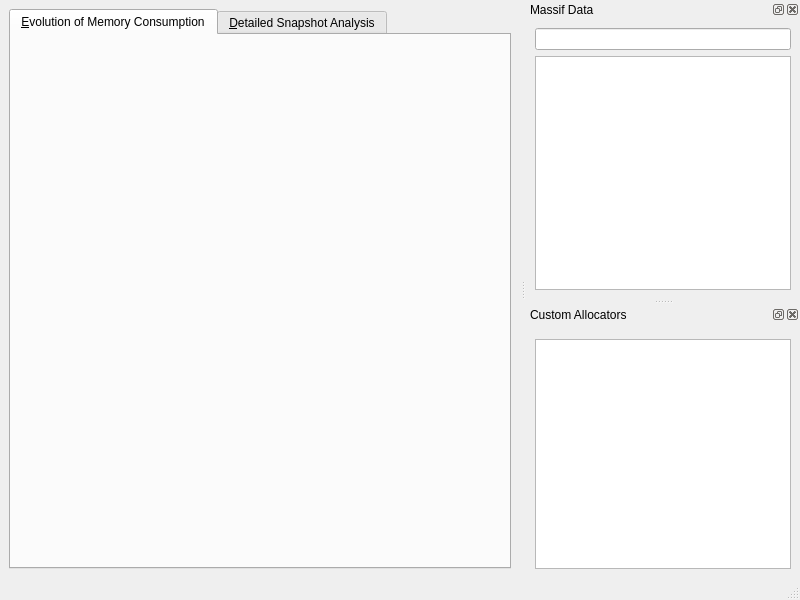
KDE/massif-visualizer, file app/mainwindow.ui: the form before one commit.
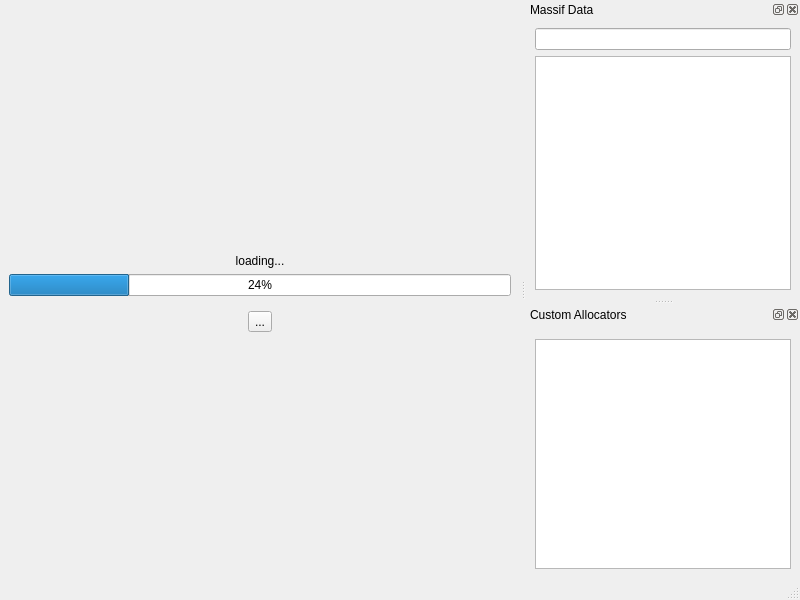
The form after the commit. The open tabs and pages were chosen to show the change. Custom widgets are drawn as their Qt base class.

The edit to the form file:
```diff
--- a/app/mainwindow.ui
+++ b/app/mainwindow.ui
@@ -94,6 +94,72 @@
         </item>
        </layout>
       </widget>
+      <widget class="QWidget" name="loadingPage">
+       <layout class="QVBoxLayout" name="verticalLayout_8">
+        <item>
+         <spacer name="verticalSpacer_3">
+          <property name="orientation">
+           <enum>Qt::Vertical</enum>
+          </property>
+          <property name="sizeHint" stdset="0">
+           <size>
+            <width>20</width>
+            <height>247</height>
+           </size>
+          </property>
+         </spacer>
+        </item>
+        <item>
+         <widget class="QLabel" name="loadingMessage">
+          <property name="text">
+           <string notr="true">loading...</string>
+          </property>
+          <property name="alignment">
+           <set>Qt::AlignCenter</set>
+          </property>
+         </widget>
+        </item>
+        <item>
+         <widget class="QProgressBar" name="loadingProgress">
+          <property name="value">
+           <number>24</number>
+          </property>
+         </widget>
+        </item>
+        <item>
+         <widget class="QWidget" name="widget_3" native="true">
+          <property name="layoutDirection">
+           <enum>Qt::LeftToRight</enum>
+          </property>
+          <layout class="QHBoxLayout" name="horizontalLayout_3">
+           <item>
+            <widget class="QToolButton" name="stopParsing">
+             <property name="text">
+              <string>...</string>
+             </property>
+             <property name="toolButtonStyle">
+              <enum>Qt::ToolButtonTextUnderIcon</enum>
+             </property>
+            </widget>
+           </item>
+          </layout>
+         </widget>
+        </item>
+        <item>
+         <spacer name="verticalSpacer_4">
+          <property name="orientation">
+           <enum>Qt::Vertical</enum>
+          </property>
+          <property name="sizeHint" stdset="0">
+           <size>
+            <width>20</width>
+            <height>230</height>
+           </size>
+          </property>
+         </spacer>
+        </item>
+       </layout>
+      </widget>
      </widget>
     </item>
    </layout>
```
Left out of the diff: 6 changed lines with no effect on the pictures.
